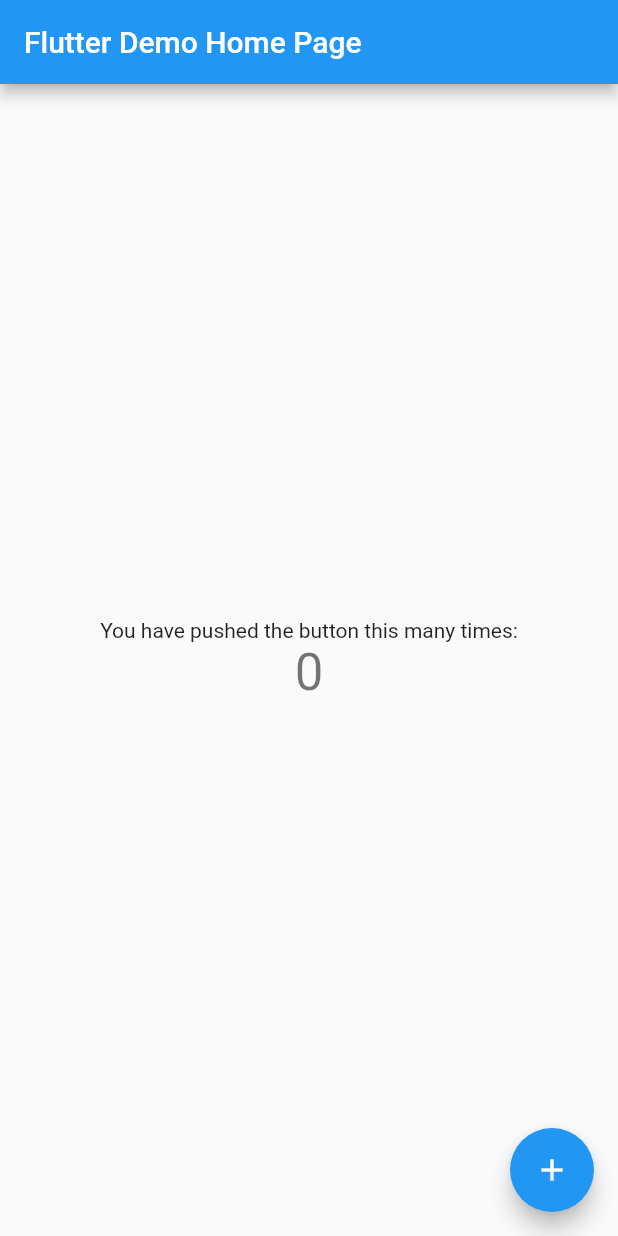
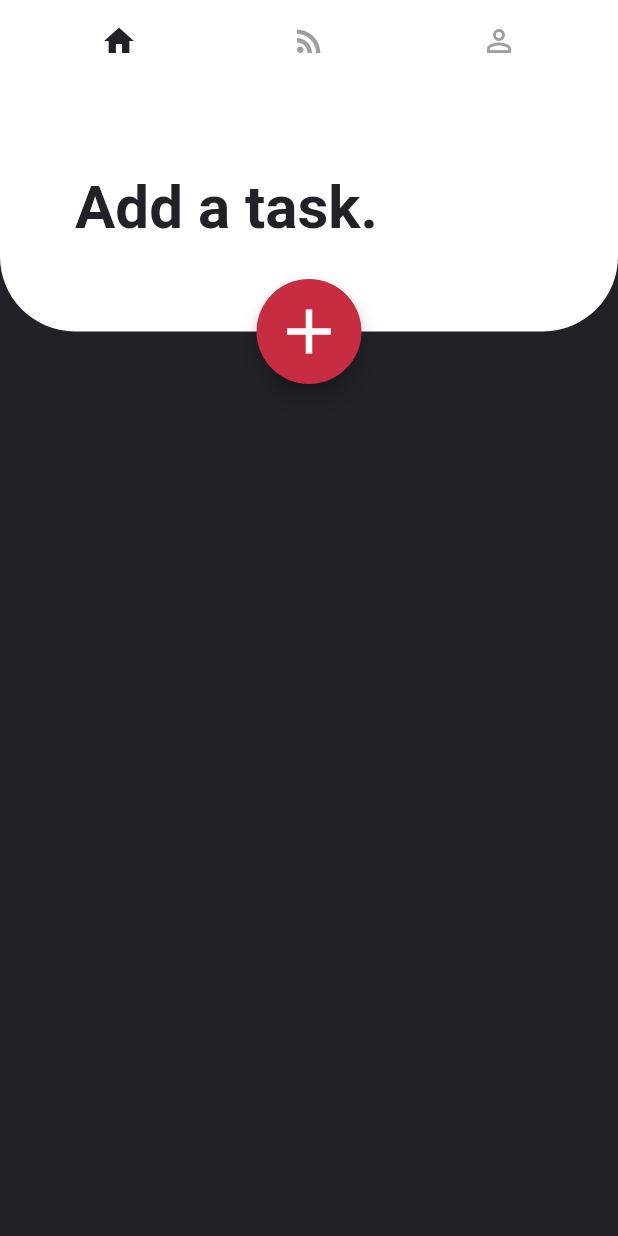
Before and after one commit to dnkantor/productivity-app, a Flutter app: the screen it shows after launch, on a phone screen of 412 x 824 dp. Run offline on Flutter 3.47's test engine with Material 2 defaults, Android fonts, the phone set to English and light mode, and no system bars; Roboto replaces fonts that are missing (Avenier).

Commit message:
Updated Front Page UI

```diff
--- a/lib/main.dart
+++ b/lib/main.dart
@@ -1,4 +1,5 @@
 import 'package:flutter/material.dart';
+import 'models/global.dart';
 
 void main() => runApp(MyApp());
 
@@ -7,35 +8,17 @@ class MyApp extends StatelessWidget {
   @override
   Widget build(BuildContext context) {
     return MaterialApp(
-      title: 'Flutter Demo',
+      title: 'Be Productive',
       theme: ThemeData(
-        // This is the theme of your application.
-        //
-        // Try running your application with "flutter run". You'll see the
-        // application has a blue toolbar. Then, without quitting the app, try
-        // changing the primarySwatch below to Colors.green and then invoke
-        // "hot reload" (press "r" in the console where you ran "flutter run",
-        // or simply save your changes to "hot reload" in a Flutter IDE).
-        // Notice that the counter didn't reset back to zero; the application
-        // is not restarted.
-        primarySwatch: Colors.blue,
+        primarySwatch: Colors.red,
       ),
-      home: MyHomePage(title: 'Flutter Demo Home Page'),
+      home: MyHomePage(title: 'Be Productive'),
     );
   }
 }
 
 class MyHomePage extends StatefulWidget {
   MyHomePage({Key key, this.title}) : super(key: key);
-
-  // This widget is the home page of your application. It is stateful, meaning
-  // that it has a State object (defined below) that contains fields that affect
-  // how it looks.
-
-  // This class is the configuration for the state. It holds the values (in this
-  // case the title) provided by the parent (in this case the App widget) and
-  // used by the build method of the State. Fields in a Widget subclass are
-  // always marked "final".
 
   final String title;
 
@@ -44,68 +27,84 @@ class MyHomePage extends StatefulWidget {
 }
 
 class _MyHomePageState extends State<MyHomePage> {
-  int _counter = 0;
-
-  void _incrementCounter() {
-    setState(() {
-      // This call to setState tells the Flutter framework that something has
-      // changed in this State, which causes it to rerun the build method below
-      // so that the display can reflect the updated values. If we changed
-      // _counter without calling setState(), then the build method would not be
-      // called again, and so nothing would appear to happen.
-      _counter++;
-    });
-  }
-
   @override
   Widget build(BuildContext context) {
-    // This method is rerun every time setState is called, for instance as done
-    // by the _incrementCounter method above.
-    //
-    // The Flutter framework has been optimized to make rerunning build methods
-    // fast, so that you can just rebuild anything that needs updating rather
-    // than having to individually change instances of widgets.
-    return Scaffold(
-      appBar: AppBar(
-        // Here we take the value from the MyHomePage object that was created by
-        // the App.build method, and use it to set our appbar title.
-        title: Text(widget.title),
-      ),
-      body: Center(
-        // Center is a layout widget. It takes a single child and positions it
-        // in the middle of the parent.
-        child: Column(
-          // Column is also a layout widget. It takes a list of children and
-          // arranges them vertically. By default, it sizes itself to fit its
-          // children horizontally, and tries to be as tall as its parent.
-          //
-          // Invoke "debug painting" (press "p" in the console, choose the
-          // "Toggle Debug Paint" action from the Flutter Inspector in Android
-          // Studio, or the "Toggle Debug Paint" command in Visual Studio Code)
-          // to see the wireframe for each widget.
-          //
-          // Column has various properties to control how it sizes itself and
-          // how it positions its children. Here we use mainAxisAlignment to
-          // center the children vertically; the main axis here is the vertical
-          // axis because Columns are vertical (the cross axis would be
-          // horizontal).
-          mainAxisAlignment: MainAxisAlignment.center,
-          children: <Widget>[
-            Text(
-              'You have pushed the button this many times:',
+    return new MaterialApp(
+        color: Colors.red,
+        home: SafeArea(
+            child: DefaultTabController(
+            length: 3,
+            child: new Scaffold(
+              body: Stack(
+                  children: <Widget> [
+                    TabBarView(
+                    children: [
+                      new Container(
+                        color: darkGreyColor,
+                      ),
+                      new Container(color: Colors.black,),
+                      new Container(
+                        color: Colors.lightGreen,
+                      ),
+                    ],
+                  ),
+                  Container(
+                    padding: EdgeInsets.only(left: 50),
+                    height: 165,
+                    decoration: BoxDecoration(
+                      borderRadius: BorderRadius.only(
+                        bottomLeft: Radius.circular(50),
+                        bottomRight: Radius.circular(50)
+                      ),
+                      color: Colors.white,
+                    ),
+                    child: Row(
+                      mainAxisAlignment: MainAxisAlignment.spaceBetween,
+                      children: <Widget> [
+                        Text("Add a task.", style: mainPageTitleStyle,),
+                        Container()
+                      ],
+                    ),
+                  ),
+                  Container(
+                    height: 70,
+                    width: 70,
+                    margin: EdgeInsets.only(top: 130, left: MediaQuery.of(context).size.width * 0.5 - 35),
+                    child: FloatingActionButton(
+                      child: Icon(Icons.add, size: 50,),
+                      backgroundColor: redColor,
+                      onPressed: () {},
+                    ),
+                  ),
+                ],
+              ),
+              appBar: AppBar(
+                    elevation: 0,
+                    title: new TabBar(
+                    tabs: [
+                      Tab(
+                        icon: new Icon(Icons.home),
+                      ),
+                      Tab(
+                        icon: new Icon(Icons.rss_feed),
+                      ),
+                      Tab(
+                        icon: new Icon(Icons.perm_identity),
+                      ),
+                    ],
+                    labelColor: darkGreyColor,
+                    unselectedLabelColor: Colors.grey,
+                    indicatorSize: TabBarIndicatorSize.label,
+                    indicatorPadding: EdgeInsets.all(5.0),
+                    indicatorColor: Colors.transparent,
+                ),
+                backgroundColor: Colors.white,
+              ),
+              backgroundColor: Colors.white,
+
             ),
-            Text(
-              '$_counter',
-              style: Theme.of(context).textTheme.display1,
-            ),
-          ],
+          ),
         ),
-      ),
-      floatingActionButton: FloatingActionButton(
-        onPressed: _incrementCounter,
-        tooltip: 'Increment',
-        child: Icon(Icons.add),
-      ), // This trailing comma makes auto-formatting nicer for build methods.
-    );
+      );
   }
 }
--- /dev/null
+++ b/lib/models/global.dart
@@ -0,0 +1,10 @@
+import 'package:flutter/material.dart';
+
+Color darkGreyColor = new Color(0xFF212128);
+Color redColor = new Color(0xFFc72c41);
+
+TextStyle mainPageTitleStyle = new TextStyle( fontFamily: 'Avenier',
+                                              fontWeight: FontWeight.bold,
+                                              color: darkGreyColor,
+                                              fontSize: 40,
+                                            );
```
Also changed, not shown: 6 other files.
